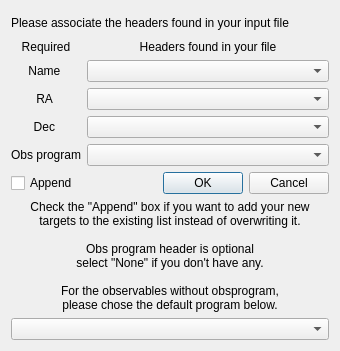
First picture: the form in pouet/dialogImportHeaders.ui, repository vbonvin/POUET, before the edit.
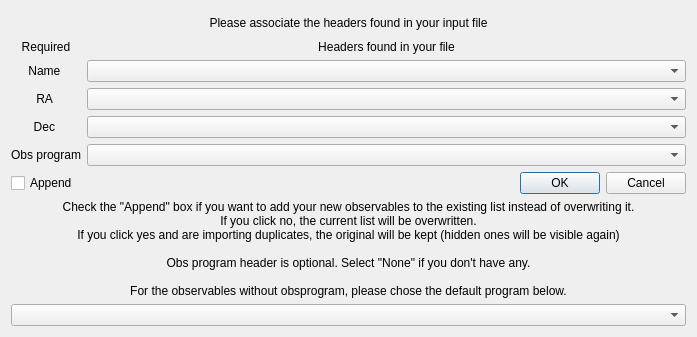
Second picture: the form after the edit.

Commit message: fadding appending bulk import, fixing bug and behaviour issues

Patch:
```diff
--- a/pouet/dialogImportHeaders.ui
+++ b/pouet/dialogImportHeaders.ui
@@ -6,8 +6,8 @@
    <rect>
     <x>0</x>
     <y>0</y>
-    <width>340</width>
-    <height>351</height>
+    <width>697</width>
+    <height>337</height>
    </rect>
   </property>
   <property name="windowTitle">
@@ -22,7 +22,7 @@
         <string>Please associate the headers found in your input file</string>
        </property>
        <property name="alignment">
-        <set>Qt::AlignJustify|Qt::AlignVCenter</set>
+        <set>Qt::AlignCenter</set>
        </property>
       </widget>
      </item>
@@ -122,14 +122,13 @@
      <item>
       <widget class="QLabel" name="headerInstructions_2">
        <property name="text">
-        <string>Check the &quot;Append&quot; box if you want to add your new
-targets to the existing list instead of overwriting it.
+        <string>Check the &quot;Append&quot; box if you want to add your new observables to the existing list instead of overwriting it.
+If you click no, the current list will be overwritten.
+If you click yes and are importing duplicates, the original will be kept (hidden ones will be visible again)
 
-Obs program header is optional
-select &quot;None&quot; if you don't have any.
+Obs program header is optional. Select &quot;None&quot; if you don't have any.
 
-For the observables without obsprogram,
-please chose the default program below.</string>
+For the observables without obsprogram, please chose the default program below.</string>
        </property>
        <property name="alignment">
         <set>Qt::AlignCenter</set>
```
The commit also changes 1 other file.
